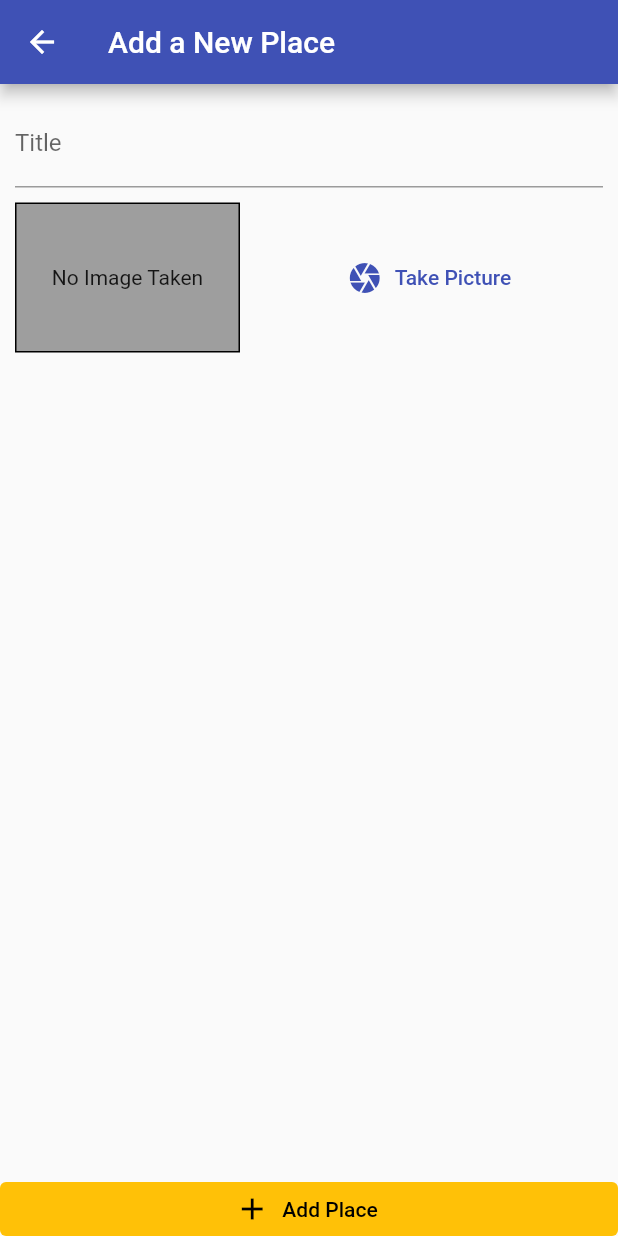
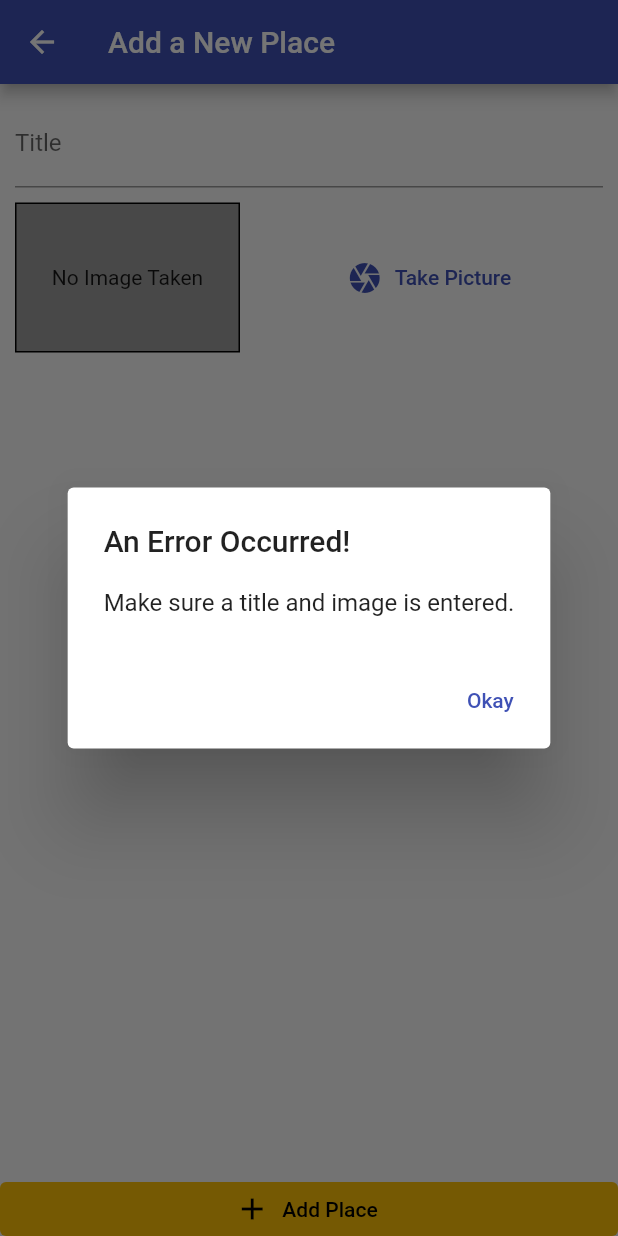
Before and after one commit to kpirabaharan/Flutter, a Flutter app: the AddPlaceScreen screen opened by its route, after a tap on "Add Place", on a phone screen of 412 x 824 dp. Run offline on Flutter 3.47's test engine with Material 2 defaults, Android fonts, the phone set to English and light mode, and no system bars; our stand-ins replace image_picker.

Commit message:
Section 13: Return Image to Places List Screen
Signed-off-by: Keeshigan Pirabaharan <kpirabaharan3@gmail.com>

```diff
--- a/section_13_places_app/lib/models/place.dart
+++ b/section_13_places_app/lib/models/place.dart
@@ -15,7 +15,7 @@ class Location {
 class Place {
   final String id;
   final String title;
-  final Location location;
+  final Location? location;
   final File image;
 
   Place({
--- a/section_13_places_app/lib/providers/places.dart
+++ b/section_13_places_app/lib/providers/places.dart
@@ -1,3 +1,5 @@
+import 'dart:io';
+
 import 'package:flutter/material.dart';
 
 import '../models/place.dart';
@@ -8,4 +10,15 @@ class Places with ChangeNotifier {
   List<Place> get items {
     return [..._items];
   }
+
+  void addPlace(String pickedTitle, File pickedImage) {
+    final newPlace = Place(
+      id: DateTime.now().toString(),
+      image: pickedImage,
+      title: pickedTitle,
+      location: null,
+    );
+    _items.add(newPlace);
+    notifyListeners();
+  }
 }
--- a/section_13_places_app/lib/screens/add_place_screen.dart
+++ b/section_13_places_app/lib/screens/add_place_screen.dart
@@ -1,6 +1,10 @@
+import 'dart:io';
+
 import 'package:flutter/material.dart';
+import 'package:provider/provider.dart';
 
 import '../widgets/image_input.dart';
+import '../providers/places.dart';
 
 class AddPlaceScreen extends StatefulWidget {
   const AddPlaceScreen({super.key});
@@ -12,7 +16,35 @@ class AddPlaceScreen extends StatefulWidget {
 
 class _AddPlaceScreenState extends State<AddPlaceScreen> {
   final _titleController = TextEditingController();
-  // final _titleController = TextEditingController();
+  File? _pickedImage;
+
+  void _selectImage(File pickedImage) {
+    _pickedImage = pickedImage;
+  }
+
+  void _savePlace() {
+    if (_titleController.text.isEmpty || _pickedImage == null) {
+      showDialog(
+        context: context,
+        builder: (ctx) => AlertDialog(
+          title: const Text('An Error Occurred!'),
+          content: const Text('Make sure a title and image is entered.'),
+          actions: [
+            TextButton(
+              child: const Text('Okay'),
+              onPressed: () {
+                Navigator.of(ctx).pop();
+              },
+            )
+          ],
+        ),
+      );
+      return;
+    }
+    Provider.of<Places>(context, listen: false)
+        .addPlace(_titleController.text, _pickedImage as File);
+    Navigator.of(context).pop();
+  }
 
   @override
   Widget build(BuildContext context) {
@@ -35,13 +67,13 @@ class _AddPlaceScreenState extends State<AddPlaceScreen> {
                       controller: _titleController,
                     ),
                     const SizedBox(height: 10),
-                    const ImageInput(),
+                    ImageInput(_selectImage),
                   ],
                 ),
               ),
             )),
             ElevatedButton.icon(
-              onPressed: () {},
+              onPressed: _savePlace,
               icon: const Icon(Icons.add),
               label: const Text('Add Place'),
               style: ElevatedButton.styleFrom(
--- a/section_13_places_app/lib/widgets/image_input.dart
+++ b/section_13_places_app/lib/widgets/image_input.dart
@@ -7,7 +7,9 @@ import 'package:path/path.dart' as path;
 import 'package:path_provider/path_provider.dart' as syspath;
 
 class ImageInput extends StatefulWidget {
-  const ImageInput({super.key});
+  final Function onSelectImage;
+
+  ImageInput(this.onSelectImage);
 
   @override
   State<ImageInput> createState() => _ImageInputState();
@@ -34,7 +36,11 @@ class _ImageInputState extends State<ImageInput> {
       );
     }
 
-    final imageFile = File(pickedXFile!.path);
+    if (pickedXFile == null) {
+      return;
+    }
+
+    final imageFile = File(pickedXFile.path);
 
     setState(() {
       _storedImage = imageFile;
@@ -44,6 +50,7 @@ class _ImageInputState extends State<ImageInput> {
     final fileName = path.basename(imageFile.path);
 
     final savedImage = await imageFile.copy('${appDir.path}/$fileName');
+    widget.onSelectImage(savedImage);
   }
 
   @override
```
Also changed, not shown: section_13_places_app/lib/screens/places_list_screen.dart (+20 -2 lines), 1 other file.
